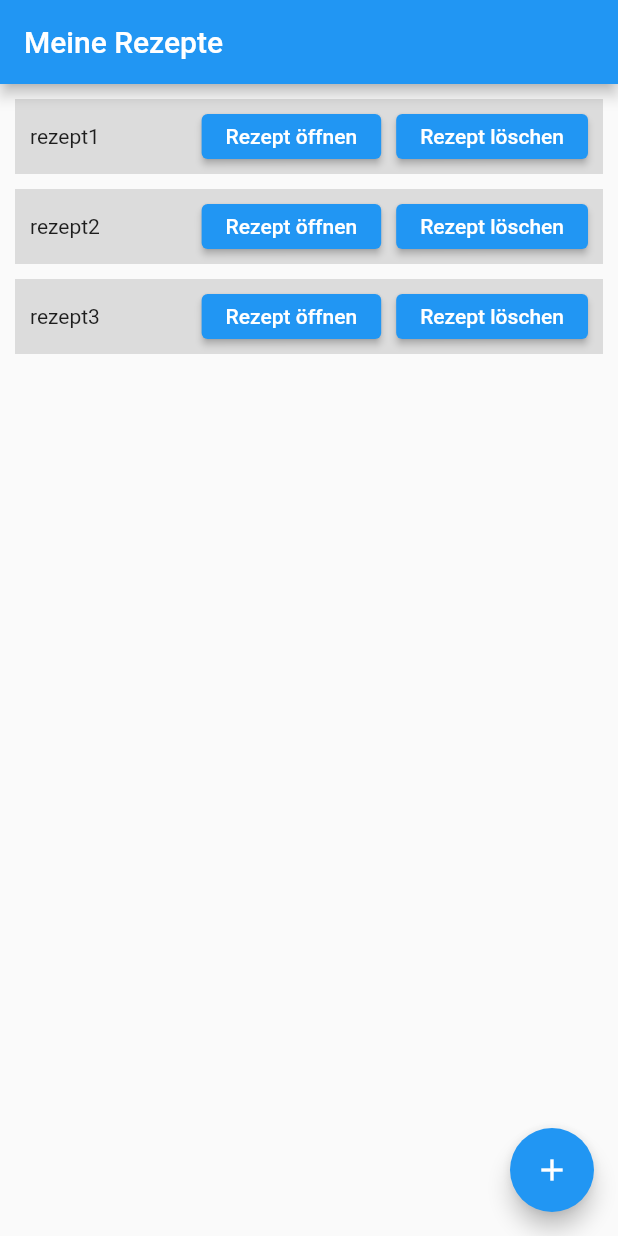
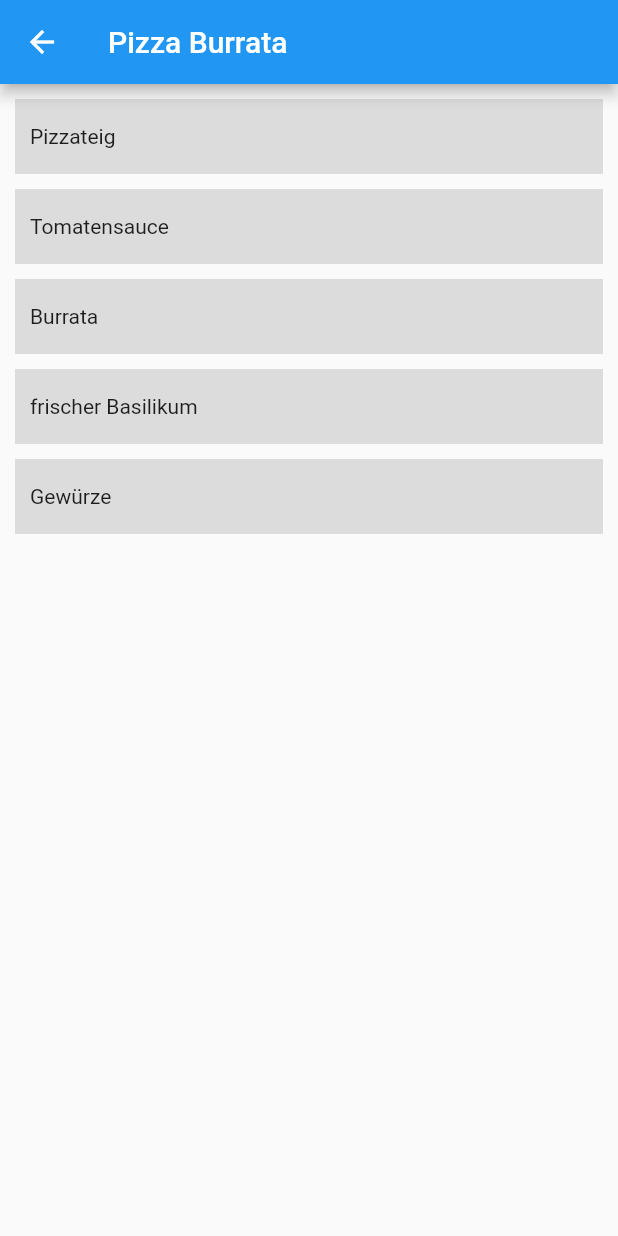
Before and after one commit to Noahnc/dart-webapi, a Flutter app: the screen it shows after launch, after a tap on "Rezept öffnen", on a phone screen of 412 x 824 dp. Run offline on Flutter 3.47's test engine with Material 2 defaults, Android fonts, the phone set to English and light mode, and no system bars.

Commit message:
implement detail page

```diff
--- /dev/null
+++ b/recepie_client/lib/pages/recipe_detail.dart
@@ -0,0 +1,41 @@
+import 'package:flutter/material.dart';
+
+class RecipeDetailPage extends StatefulWidget {
+  const RecipeDetailPage(
+      {Key? key, required this.name, required this.components})
+      : super(key: key);
+
+  final String name;
+  final List components;
+
+  @override
+  State<RecipeDetailPage> createState() => _RecipeDetailPageState();
+}
+
+class _RecipeDetailPageState extends State<RecipeDetailPage> {
+  @override
+  Widget build(BuildContext context) {
+    return Scaffold(
+      appBar: AppBar(
+        title: Text(widget.name),
+      ),
+      body: Center(
+        child: ListView.builder(
+            padding: const EdgeInsets.only(top: 5, right: 5, left: 5),
+            itemCount: widget.components.length,
+            itemBuilder: (BuildContext context, int index) {
+              return Container(
+                margin: const EdgeInsets.all(5),
+                padding: const EdgeInsets.all(10),
+                height: 50,
+                color: Colors.black12,
+                child: Center(
+                    child: Row(
+                        mainAxisAlignment: MainAxisAlignment.spaceBetween,
+                        children: [Text(widget.components[index])])),
+              );
+            }),
+      ),
+    );
+  }
+}
--- a/recepie_client/lib/pages/recipe_page.dart
+++ b/recepie_client/lib/pages/recipe_page.dart
@@ -1,11 +1,14 @@
 import 'package:flutter/material.dart';
 import 'package:recepie_client/model/recipe.dart';
+import 'package:recepie_client/pages/recipe_detail.dart';
 
-final recipe1 = Recipe(1, "rezept1", 1, 1);
+final recipe1 = Recipe(1, "Pizza Burrata", 1, 1);
 final recipe2 = Recipe(2, "rezept2", 2, 2);
 final recipe3 = Recipe(3, "rezept3", 3, 3);
 
 final array = [recipe1, recipe2, recipe3];
+
+final components = ["Pizzateig", "Tomatensauce", "Burrata", "frischer Basilikum", "Gewürze"];
 
 class RecipePage extends StatefulWidget {
   const RecipePage({Key? key, required this.title}) : super(key: key);
@@ -56,7 +59,10 @@ class _RecipePageState extends State<RecipePage> {
                           children: [
                             ElevatedButton(
                               onPressed: () {
-                                // TODO: open RecipeDetail
+                                Navigator.push(
+                                  context,
+                                  MaterialPageRoute(builder: (context) => RecipeDetailPage(name: array[index].name, components: components,)),
+                                );
                               },
                               child: const Text('Rezept öffnen'),
                             ),
```
